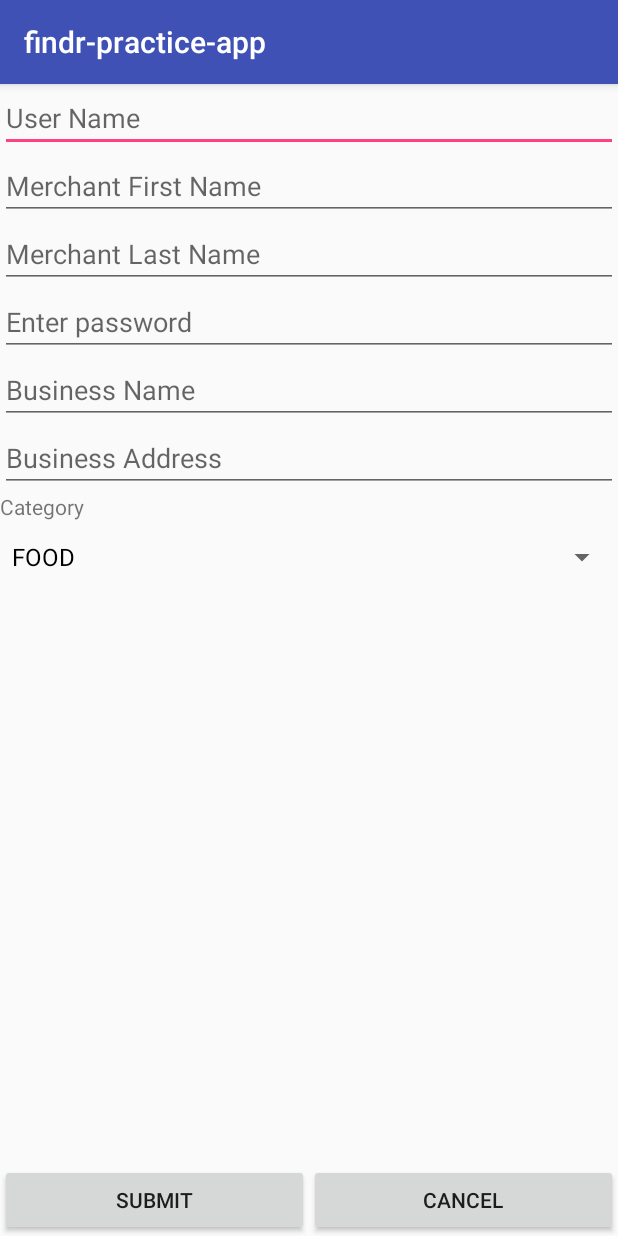
After one commit to ipjamz/practiceapp, an Android app: the MerchantCreateActivity screen opened directly, with no data from a screen before it, on a phone screen of 412 x 824 dp. The commit adds this screen. Run offline under Robolectric (Android 15) with nearby library versions, the phone set to English and light mode, and no system bars.

```diff
--- a/app/src/main/java/com/example/peter/findr_practice_app/activities/MainActivity.java
+++ b/app/src/main/java/com/example/peter/findr_practice_app/activities/MainActivity.java
@@ -8,6 +8,7 @@ import android.widget.Button;
 
 import com.example.peter.findr_practice_app.R;
 import com.example.peter.findr_practice_app.activities.admin.AdminActivity;
+import com.example.peter.findr_practice_app.activities.merchant.MerchantActivity;
 
 public class MainActivity extends AppCompatActivity implements View.OnClickListener {
 
--- a/app/src/main/java/com/example/peter/findr_practice_app/activities/adapters/AdminArrayAdapter.java
+++ b/app/src/main/java/com/example/peter/findr_practice_app/activities/adapters/AdminArrayAdapter.java
@@ -25,6 +25,7 @@ public class AdminArrayAdapter extends ArrayAdapter<Admin> {
     public AdminArrayAdapter(@NonNull Context context, int resource, @NonNull List<Admin> objects) {
         super(context, resource, objects);
         i = resource;
+        notifyDataSetChanged();
     }
 
     @NonNull
--- /dev/null
+++ b/app/src/main/java/com/example/peter/findr_practice_app/activities/merchant/MerchantCreateActivity.java
@@ -0,0 +1,77 @@
+package com.example.peter.findr_practice_app.activities.merchant;
+
+import android.os.Bundle;
+import android.support.annotation.Nullable;
+import android.support.v7.app.AppCompatActivity;
+import android.util.Log;
+import android.view.View;
+import android.widget.ArrayAdapter;
+import android.widget.Button;
+import android.widget.EditText;
+import android.widget.Spinner;
+
+import com.example.peter.findr_practice_app.R;
+import com.example.peter.findr_practice_app.callbacks.AppCallback;
+import com.example.peter.findr_practice_app.logics.MerchantLogic;
+import com.example.peter.findr_practice_app.models.merchant.MerchantRequest;
+
+import java.util.ArrayList;
+import java.util.List;
+
+/**
+ * Created by peter on 12/14/17.
+ */
+
+public class MerchantCreateActivity extends AppCompatActivity implements View.OnClickListener, AppCallback<String> {
+
+    private Spinner spinner;
+
+
+    @Override
+    protected void onCreate(@Nullable Bundle savedInstanceState) {
+        super.onCreate(savedInstanceState);
+        setContentView(R.layout.activity_merchant_create);
+
+
+        ((Button) findViewById(R.id.btn_submit)).setOnClickListener(this);
+        ((Button) findViewById(R.id.btn_cancel)).setOnClickListener(this);
+
+        List<String> categories = new ArrayList<>();
+        categories.add("FOOD");
+        categories.add("RETAIL");
+        categories.add("EVENTS");
+        categories.add("SERVICES");
+        categories.add("TRAVELS");
+        categories.add("HEALTH_BEAUTY");
+
+        ArrayAdapter adapter = new ArrayAdapter(this, R.layout.support_simple_spinner_dropdown_item, categories);
+        spinner = ((Spinner) findViewById(R.id.sp_category));
+        spinner.setAdapter(adapter);
+    }
+
+    @Override
+    public void onClick(View view) {
+        MerchantRequest merchantRequest = new MerchantRequest();
+        merchantRequest.setUserName(((EditText) findViewById(R.id.et_username)).getText().toString());
+        merchantRequest.setName(((EditText) findViewById(R.id.et_firstname)).getText().toString());
+        merchantRequest.setLastName(((EditText) findViewById(R.id.et_lastname)).getText().toString());
+        merchantRequest.setPassword(((EditText) findViewById(R.id.et_password)).getText().toString());
+        merchantRequest.setBusinessName(((EditText) findViewById(R.id.et_businessname)).getText().toString());
+        merchantRequest.setBusinessAddress(((EditText) findViewById(R.id.et_businessaddress)).getText().toString());
+        merchantRequest.setBusinessCategory(spinner.getSelectedItem().toString());
+
+        MerchantLogic merchantLogic = new MerchantLogic();
+        merchantLogic.saveMerchant(merchantRequest, this);
+    }
+
+    @Override
+    public void onSuccess(String object) {
+        Log.w("Save", object);
+    }
+
+    @Override
+    public void onError(String error) {
+        Log.w("Error", error);
+    }
+
+}
--- /dev/null
+++ b/app/src/main/res/layout/activity_merchant_create.xml
@@ -0,0 +1,94 @@
+<?xml version="1.0" encoding="utf-8"?>
+<LinearLayout xmlns:android="http://schemas.android.com/apk/res/android"
+    xmlns:tools="http://schemas.android.com/tools"
+    android:layout_width="match_parent"
+    android:layout_height="match_parent"
+    android:orientation="vertical">
+
+    <ScrollView
+        android:layout_width="match_parent"
+        android:layout_height="match_parent"
+        android:layout_weight="1">
+
+        <LinearLayout
+            android:layout_width="match_parent"
+            android:layout_height="wrap_content"
+            android:orientation="vertical">
+
+            <EditText
+                android:id="@+id/et_username"
+                android:layout_width="match_parent"
+                android:layout_height="wrap_content"
+                android:hint="@string/username"
+                android:inputType="textPersonName" />
+
+            <EditText
+                android:id="@+id/et_firstname"
+                android:layout_width="match_parent"
+                android:layout_height="wrap_content"
+                android:hint="@string/merchant_first_name"
+                android:inputType="textPersonName" />
+
+            <EditText
+                android:id="@+id/et_lastname"
+                android:layout_width="match_parent"
+                android:layout_height="wrap_content"
+                android:hint="@string/merchant_last_name"
+                android:inputType="textPersonName" />
+
+            <EditText
+                android:id="@+id/et_password"
+                android:layout_width="match_parent"
+                android:layout_height="wrap_content"
+                android:hint="@string/enter_password"
+                android:inputType="textPassword" />
+
+            <EditText
+                android:id="@+id/et_businessname"
+                android:layout_width="match_parent"
+                android:layout_height="wrap_content"
+                android:hint="@string/business_name"
+                android:inputType="textPersonName" />
+
+            <EditText
+                android:id="@+id/et_businessaddress"
+                android:layout_width="match_parent"
+                android:layout_height="wrap_content"
+                android:hint="Business Address"
+                android:inputType="textPersonName" />
+
+            <TextView
+                android:layout_width="match_parent"
+                android:layout_height="wrap_content"
+                android:text="@string/category" />
+
+            <Spinner
+                android:id="@+id/sp_category"
+                android:layout_width="match_parent"
+                android:layout_height="wrap_content" />
+
+        </LinearLayout>
+
+    </ScrollView>
+
+    <LinearLayout
+        android:layout_width="match_parent"
+        android:layout_height="wrap_content"
+        android:orientation="horizontal">
+
+        <Button
+            android:id="@+id/btn_submit"
+            android:layout_width="match_parent"
+            android:layout_height="wrap_content"
+            android:layout_weight=".5"
+            android:text="@string/submit" />
+
+        <Button
+            android:id="@+id/btn_cancel"
+            android:layout_width="match_parent"
+            android:layout_height="wrap_content"
+            android:layout_weight=".5"
+            android:text="@string/cancel" />
+    </LinearLayout>
+
+</LinearLayout>
--- a/app/src/main/res/values/strings.xml
+++ b/app/src/main/res/values/strings.xml
@@ -3,5 +3,21 @@
     <string name="enter_name">Enter name</string>
     <string name="enter_email">Enter email</string>
     <string name="enter_password">Enter password</string>
-    <string name="confirm_pasword">Confirm password</string>
+    <string name="confirm_password">Confirm password</string>
+
+    <string name="business_name">Business Name</string>
+    <string name="business_tin">Business TIN</string>
+    <string name="number_of_employees">Number of Employees</string>
+    <string name="business_tag_line">Business Tag Line</string>
+    <string name="contact_number">Contact No.</string>
+    <string name="nature_of_business">Nature of Business</string>
+    <string name="username">User Name</string>
+    <string name="merchant_first_name">Merchant First Name</string>
+    <string name="merchant_last_name">Merchant Last Name</string>
+    <string name="business_email">Business Email</string>
+    <string name="category">Category</string>
+
+    <string name="submit">Submit</string>
+    <string name="cancel">Cancel</string>
+
 </resources>
```
Also changed, not shown: app/src/main/AndroidManifest.xml (+6 -1 lines), app/src/main/java/com/example/peter/findr_practice_app/activities/adapters/MerchantArrayAdapter.java (+11 -10 lines), app/src/main/java/com/example/peter/findr_practice_app/activities/admin/AdminActivity.java (+3 -5 lines), app/src/main/java/com/example/peter/findr_practice_app/activities/merchant/MerchantActivity.java (renamed from app/src/main/java/com/example/peter/findr_practice_app/activities/MerchantActivity.java, +24 -12 lines), app/src/main/java/com/example/peter/findr_practice_app/logics/MerchantLogic.java (+29 -6 lines), app/src/main/java/com/example/peter/findr_practice_app/models/Base.java (added, +38 -0 lines), app/src/main/java/com/example/peter/findr_practice_app/models/Contact.java (deleted, +0 -54 lines), app/src/main/java/com/example/peter/findr_practice_app/models/Merchant.java (deleted, +0 -72 lines), app/src/main/java/com/example/peter/findr_practice_app/models/merchant/Business.java (added, +17 -0 lines), app/src/main/java/com/example/peter/findr_practice_app/models/merchant/Merchant.java (added, +45 -0 lines), app/src/main/java/com/example/peter/findr_practice_app/models/merchant/MerchantInfo.java (added, +18 -0 lines), app/src/main/java/com/example/peter/findr_practice_app/models/merchant/MerchantRequest.java (added, +90 -0 lines), app/src/main/java/com/example/peter/findr_practice_app/services/MerchantService.java (+9 -3 lines), app/src/main/res/layout/activity_admin_create.xml (+3 -7 lines).
